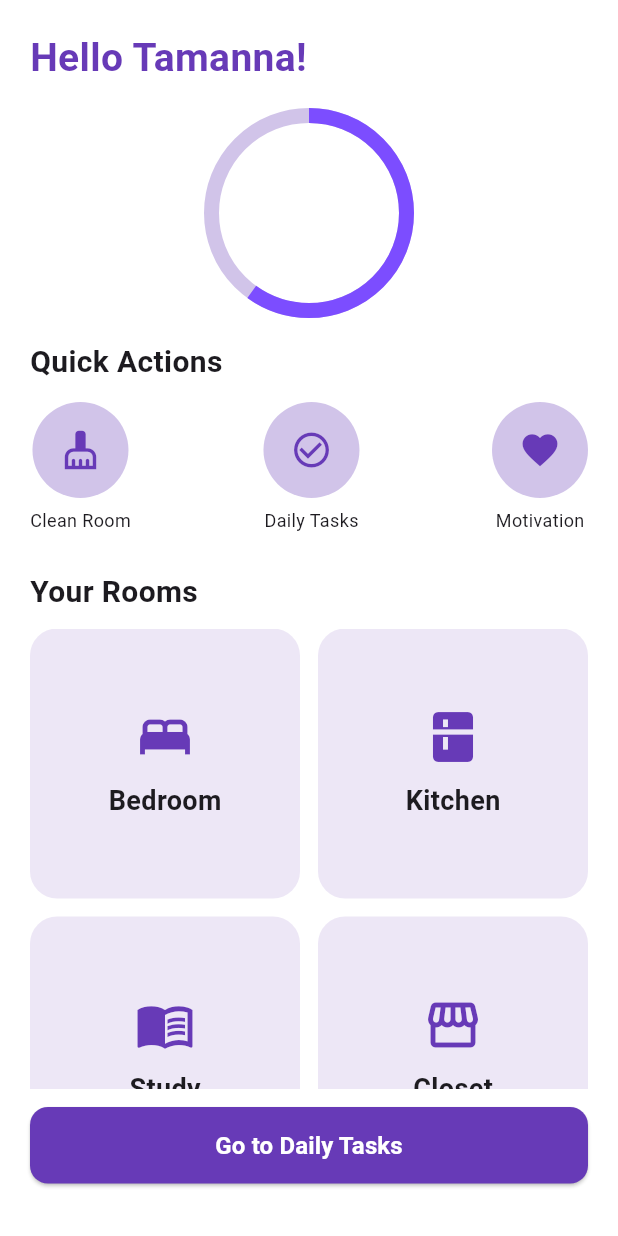
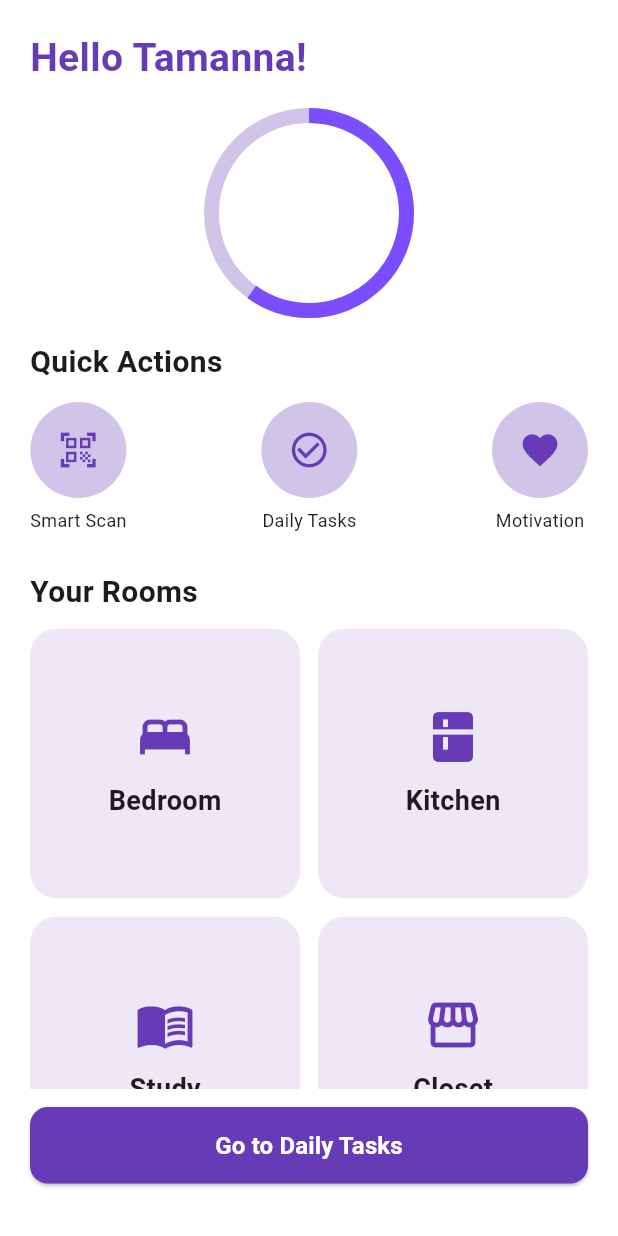
Before and after one commit to tamannasadik/ClutterZap-App, a Flutter app: the HomeScreen screen opened by its route, on a phone screen of 412 x 824 dp. Run offline on Flutter 3.47's test engine with Material 3 defaults, Android fonts, the phone set to English and light mode, and no system bars; our stand-ins replace firebase_auth, firebase_core, firebase_database, google_fonts; missing offline and left inert: mobile_scanner; accounts and stored records are empty.

Commit message:
Smart scan feature added

```diff
--- a/lib/screens/home/home_screen.dart
+++ b/lib/screens/home/home_screen.dart
@@ -1,5 +1,6 @@
 import 'package:flutter/material.dart';
 import '../daily_tasks/daily_task_screen.dart';
+import '../smart_scan/smart_scan_view.dart';
 
 class HomeScreen extends StatelessWidget {
   const HomeScreen({super.key});
@@ -17,7 +18,7 @@ class HomeScreen extends StatelessWidget {
               // Greeting
               Text(
                 "Hello Tamanna!",
-                style: TextStyle(
+                style: const TextStyle(
                   fontSize: 26,
                   fontWeight: FontWeight.bold,
                   color: Colors.deepPurple,
@@ -25,7 +26,7 @@ class HomeScreen extends StatelessWidget {
               ),
               const SizedBox(height: 20),
 
-              // Progress Circle (simple)
+              // Progress Circle
               Center(
                 child: SizedBox(
                   height: 130,
@@ -35,50 +36,80 @@ class HomeScreen extends StatelessWidget {
                     strokeWidth: 10,
                     backgroundColor: Colors.deepPurple.shade100,
                     valueColor:
-                        AlwaysStoppedAnimation(Colors.deepPurpleAccent),
+                        const AlwaysStoppedAnimation(Colors.deepPurpleAccent),
                   ),
                 ),
               ),
               const SizedBox(height: 20),
 
               // Quick Actions
-              Text("Quick Actions",
-                  style: TextStyle(fontSize: 20, fontWeight: FontWeight.bold)),
+              const Text(
+                "Quick Actions",
+                style: TextStyle(fontSize: 20, fontWeight: FontWeight.bold),
+              ),
               const SizedBox(height: 12),
 
               Row(
                 mainAxisAlignment: MainAxisAlignment.spaceBetween,
                 children: [
-                  _quickButton("Clean Room", Icons.cleaning_services),
-                  _quickButton("Daily Tasks", Icons.check_circle_outline),
+                  // Smart Scan Button
+                  GestureDetector(
+                    onTap: () {
+                      Navigator.push(
+                        context,
+                        MaterialPageRoute(
+                          builder: (_) => const SmartScanView(),
+                        ),
+                      );
+                    },
+                    child: _quickButton("Smart Scan", Icons.qr_code_scanner),
+                  ),
+
+                  // Daily Tasks Button
+                  GestureDetector(
+                    onTap: () {
+                      Navigator.push(
+                        context,
+                        MaterialPageRoute(
+                          builder: (_) => const DailyTaskScreen(),
+                        ),
+                      );
+                    },
+                    child:
+                        _quickButton("Daily Tasks", Icons.check_circle_outline),
+                  ),
+
+                  // Motivation Button
                   _quickButton("Motivation", Icons.favorite),
                 ],
               ),
+
               const SizedBox(height: 25),
 
-              // Room Cards Title
-              Text("Your Rooms",
-                  style: TextStyle(fontSize: 20, fontWeight: FontWeight.bold)),
+              // Your Rooms Section
+              const Text(
+                "Your Rooms",
+                style: TextStyle(fontSize: 20, fontWeight: FontWeight.bold),
+              ),
               const SizedBox(height: 10),
 
-              // Grid of Room Cards
               Expanded(
                 child: GridView.count(
                   crossAxisCount: 2,
                   crossAxisSpacing: 12,
                   mainAxisSpacing: 12,
-                  children: [
-                    _roomCard("Bedroom", Icons.bed),
-                    _roomCard("Kitchen", Icons.kitchen),
-                    _roomCard("Study", Icons.menu_book),
-                    _roomCard("Closet", Icons.storefront),
+                  children: const [
+                    _RoomCard(title: "Bedroom", icon: Icons.bed),
+                    _RoomCard(title: "Kitchen", icon: Icons.kitchen),
+                    _RoomCard(title: "Study", icon: Icons.menu_book),
+                    _RoomCard(title: "Closet", icon: Icons.storefront),
                   ],
                 ),
               ),
 
               const SizedBox(height: 12),
 
-              // 🔥 Go to Daily Tasks Button (ADDED)
+              // Go to Daily Tasks Button
               SizedBox(
                 width: double.infinity,
                 child: ElevatedButton(
@@ -115,7 +146,7 @@ class HomeScreen extends StatelessWidget {
     );
   }
 
-  // Quick button widget
+  // Quick Action Button Widget
   Widget _quickButton(String text, IconData icon) {
     return Column(
       children: [
@@ -125,13 +156,22 @@ class HomeScreen extends StatelessWidget {
           child: Icon(icon, size: 28, color: Colors.deepPurple),
         ),
         const SizedBox(height: 6),
-        Text(text, style: TextStyle(fontSize: 12)),
+        Text(text, style: const TextStyle(fontSize: 12)),
       ],
     );
   }
+}
 
-  // Room Card widget
-  Widget _roomCard(String title, IconData icon) {
+// Room Card as StatelessWidget for cleaner code
+class _RoomCard extends StatelessWidget {
+  final String title;
+  final IconData icon;
+
+  const _RoomCard({required this.title, required this.icon, Key? key})
+      : super(key: key);
+
+  @override
+  Widget build(BuildContext context) {
     return Container(
       decoration: BoxDecoration(
         color: Colors.deepPurple.shade50,
@@ -143,8 +183,11 @@ class HomeScreen extends StatelessWidget {
           children: [
             Icon(icon, size: 40, color: Colors.deepPurple),
             const SizedBox(height: 10),
-            Text(title,
-                style: TextStyle(fontSize: 18, fontWeight: FontWeight.w600)),
+            Text(
+              title,
+              style: const TextStyle(
+                  fontSize: 18, fontWeight: FontWeight.w600),
+            ),
           ],
         ),
       ),
--- a/pubspec.yaml
+++ b/pubspec.yaml
@@ -42,6 +42,7 @@ dependencies:
   provider: ^6.1.5+1
 
   cloud_firestore: 5.6.12
+  mobile_scanner: ^7.1.3
 
 
 dev_dependencies:
```
Also changed, not shown: lib/main.dart (+15 -19 lines), lib/screens/smart_scan/smart_scan_view.dart (added, +38 -0 lines), lib/viewmodels/smart_scan_viewmodel.dart (+16 -23 lines), pubspec.lock, 1 other file.
